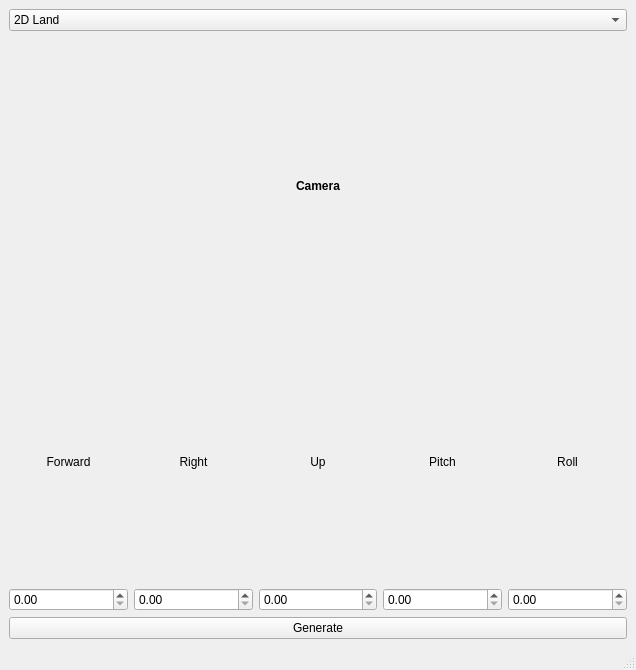
The window that app/PyGraphicsGen.ui (hodge-py/PythonScreenSaver) describes before a commit, drawn with Qt 5.
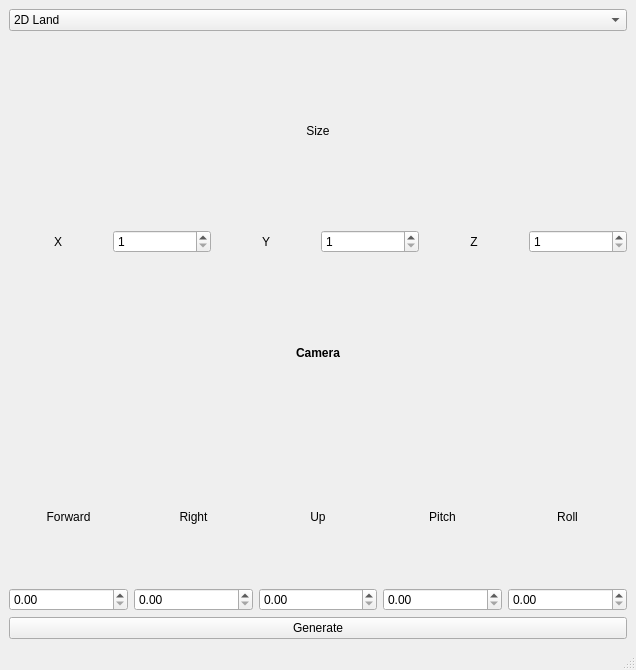
The same window after the commit.

```diff
--- a/app/PyGraphicsGen.ui
+++ b/app/PyGraphicsGen.ui
@@ -21,7 +21,7 @@
     </size>
    </property>
    <layout class="QGridLayout" name="gridLayout_2">
-    <item row="2" column="0">
+    <item row="4" column="0">
      <layout class="QGridLayout" name="gridLayout">
       <item row="0" column="0">
        <layout class="QGridLayout" name="gridLayout_4">
@@ -97,6 +97,7 @@
          <widget class="QLabel" name="label_5">
           <property name="font">
            <font>
+            <weight>50</weight>
             <bold>false</bold>
            </font>
           </property>
@@ -126,30 +127,13 @@
       </item>
      </layout>
     </item>
-    <item row="0" column="0">
-     <layout class="QVBoxLayout" name="verticalLayout">
-      <item>
-       <widget class="QComboBox" name="comboBox">
-        <item>
-         <property name="text">
-          <string>2D Land</string>
-         </property>
-        </item>
-        <item>
-         <property name="text">
-          <string>2D Surf</string>
-         </property>
-        </item>
-       </widget>
-      </item>
-     </layout>
-    </item>
-    <item row="1" column="0">
+    <item row="3" column="0">
      <layout class="QHBoxLayout" name="horizontalLayout">
       <item>
        <widget class="QLabel" name="label_6">
         <property name="font">
          <font>
+          <weight>75</weight>
           <bold>true</bold>
          </font>
         </property>
@@ -157,7 +141,97 @@
          <string>Camera</string>
         </property>
         <property name="alignment">
-         <set>Qt::AlignmentFlag::AlignCenter</set>
+         <set>Qt::AlignCenter</set>
+        </property>
+       </widget>
+      </item>
+     </layout>
+    </item>
+    <item row="0" column="0">
+     <layout class="QVBoxLayout" name="verticalLayout">
+      <item>
+       <widget class="QComboBox" name="graphictype">
+        <item>
+         <property name="text">
+          <string>2D Land</string>
+         </property>
+        </item>
+        <item>
+         <property name="text">
+          <string>2D Surf</string>
+         </property>
+        </item>
+       </widget>
+      </item>
+     </layout>
+    </item>
+    <item row="1" column="0">
+     <layout class="QGridLayout" name="gridLayout_3">
+      <item row="1" column="2">
+       <widget class="QLabel" name="label_7">
+        <property name="text">
+         <string>Size</string>
+        </property>
+        <property name="alignment">
+         <set>Qt::AlignCenter</set>
+        </property>
+       </widget>
+      </item>
+     </layout>
+    </item>
+    <item row="2" column="0">
+     <layout class="QHBoxLayout" name="horizontalLayout_3">
+      <item>
+       <widget class="QLabel" name="label_8">
+        <property name="text">
+         <string>X</string>
+        </property>
+        <property name="alignment">
+         <set>Qt::AlignCenter</set>
+        </property>
+       </widget>
+      </item>
+      <item>
+       <widget class="QSpinBox" name="xspin">
+        <property name="minimum">
+         <number>1</number>
+        </property>
+        <property name="value">
+         <number>1</number>
+        </property>
+       </widget>
+      </item>
+      <item>
+       <widget class="QLabel" name="label_9">
+        <property name="text">
+         <string>Y</string>
+        </property>
+        <property name="alignment">
+         <set>Qt::AlignCenter</set>
+        </property>
+       </widget>
+      </item>
+      <item>
+       <widget class="QSpinBox" name="yspin">
+        <property name="minimum">
+         <number>1</number>
+        </property>
+       </widget>
+      </item>
+      <item>
+       <widget class="QLabel" name="label_10">
+        <property name="text">
+         <string>Z</string>
+        </property>
+        <property name="alignment">
+         <set>Qt::AlignCenter</set>
+        </property>
+       </widget>
+      </item>
+      <item>
+       <widget class="QSpinBox" name="zpin">
+        <property name="minimum">
+         <number>1</number>
         </property>
        </widget>
       </item>
```
Left out of the diff: 22 changed lines with no effect on the pictures.
